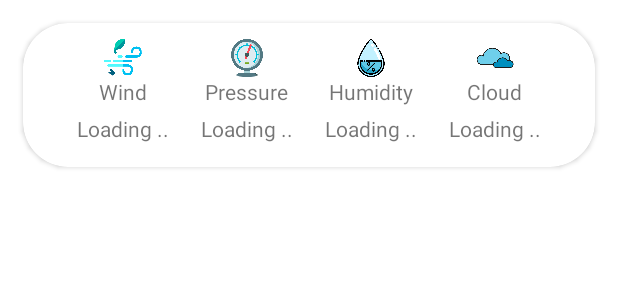
After one commit to m07med176/WeatherAppCleanArchitecture, an Android app built with Jetpack Compose: the layout shimmer_home_measurements.xml on its own in the app's theme, with its tools: preview values and no code run, on a phone screen of 412 x 824 dp. The commit adds this screen. Shown: the top 300 px of the screen. Run offline under Robolectric (Android 15) with nearby library versions, the phone set to English and light mode, and no system bars.

Commit message:
Home Measurements

```diff
--- /dev/null
+++ b/app/src/main/res/layout/shimmer_home_measurements.xml
@@ -0,0 +1,172 @@
+<?xml version="1.0" encoding="utf-8"?>
+<com.facebook.shimmer.ShimmerFrameLayout xmlns:android="http://schemas.android.com/apk/res/android"
+    xmlns:app="http://schemas.android.com/apk/res-auto"
+    android:id="@+id/shimmer_view_container"
+    android:layout_width="match_parent"
+    android:layout_height="match_parent"
+    app:shimmer_auto_start="true">
+
+    <androidx.cardview.widget.CardView
+        android:id="@+id/measurementsHolder"
+        android:layout_width="match_parent"
+        android:layout_height="wrap_content"
+        android:layout_margin="15dp"
+        app:cardCornerRadius="30dp">
+
+        <LinearLayout
+            android:layout_width="match_parent"
+            android:layout_height="match_parent"
+            android:gravity="center"
+            android:orientation="horizontal"
+            android:padding="5dp">
+
+            <LinearLayout
+                android:layout_width="wrap_content"
+                android:layout_height="match_parent"
+                android:gravity="center"
+                android:orientation="vertical"
+                android:padding="5dp">
+
+                <androidx.cardview.widget.CardView
+                    android:layout_width="25dp"
+                    android:layout_height="25dp"
+                    app:cardCornerRadius="10dp"
+                    app:cardElevation="0dp">
+
+                    <ImageView
+                        android:layout_width="match_parent"
+                        android:layout_height="25dp"
+                        android:src="@drawable/wind_speed_icon" />
+                </androidx.cardview.widget.CardView>
+
+
+                <TextView
+                    android:layout_width="wrap_content"
+                    android:layout_height="wrap_content"
+                    android:text="@string/tv_wind" />
+
+                <TextView
+                    android:layout_width="wrap_content"
+                    android:layout_height="wrap_content"
+                    android:layout_margin="5dp"
+                    android:ellipsize="end"
+                    android:lines="1"
+                    android:text="@string/loading" />
+
+            </LinearLayout>
+
+
+            <!--Pressure-->
+            <LinearLayout
+                android:layout_width="wrap_content"
+                android:layout_height="match_parent"
+                android:gravity="center"
+                android:orientation="vertical"
+                android:padding="5dp">
+
+                <androidx.cardview.widget.CardView
+                    android:layout_width="25dp"
+                    android:layout_height="25dp"
+                    app:cardCornerRadius="10dp"
+                    app:cardElevation="0dp">
+
+                    <ImageView
+                        android:layout_width="match_parent"
+                        android:layout_height="25dp"
+                        android:src="@drawable/pressure_gauge" />
+                </androidx.cardview.widget.CardView>
+
+
+                <TextView
+                    android:layout_width="wrap_content"
+                    android:layout_height="wrap_content"
+                    android:text="@string/tv_pressure" />
+
+                <TextView
+                    android:layout_width="wrap_content"
+                    android:layout_height="wrap_content"
+                    android:layout_margin="5dp"
+                    android:ellipsize="end"
+                    android:lines="1"
+                    android:text="@string/loading" />
+
+            </LinearLayout>
+
+            <!--Humedity-->
+            <LinearLayout
+                android:layout_width="wrap_content"
+                android:layout_height="match_parent"
+                android:gravity="center"
+                android:orientation="vertical"
+                android:padding="5dp">
+
+                <androidx.cardview.widget.CardView
+                    android:layout_width="25dp"
+                    android:layout_height="25dp"
+                    app:cardCornerRadius="10dp"
+                    app:cardElevation="0dp">
+
+                    <ImageView
+                        android:layout_width="match_parent"
+                        android:layout_height="25dp"
+                        android:src="@drawable/humidity" />
+                </androidx.cardview.widget.CardView>
+
+
+                <TextView
+                    android:layout_width="wrap_content"
+                    android:layout_height="wrap_content"
+                    android:text="@string/tv_humidity" />
+
+                <TextView
+                    android:layout_width="wrap_content"
+                    android:layout_height="wrap_content"
+                    android:layout_margin="5dp"
+                    android:ellipsize="end"
+                    android:lines="1"
+
+                    android:text="@string/loading" />
+
+            </LinearLayout>
+
+            <!--Cloud-->
+            <LinearLayout
+                android:layout_width="wrap_content"
+                android:layout_height="match_parent"
+                android:gravity="center"
+                android:orientation="vertical"
+                android:padding="5dp">
+
+                <androidx.cardview.widget.CardView
+                    android:layout_width="25dp"
+                    android:layout_height="25dp"
+                    app:cardCornerRadius="10dp"
+                    app:cardElevation="0dp">
+
+                    <ImageView
+                        android:layout_width="match_parent"
+                        android:layout_height="25dp"
+                        android:src="@drawable/clouds" />
+                </androidx.cardview.widget.CardView>
+
+
+                <TextView
+                    android:layout_width="wrap_content"
+                    android:layout_height="wrap_content"
+                    android:text="@string/tv_cloud" />
+
+                <TextView
+                    android:layout_width="wrap_content"
+                    android:layout_height="wrap_content"
+                    android:layout_margin="5dp"
+                    android:ellipsize="end"
+                    android:lines="1"
+                    android:text="@string/loading" />
+
+            </LinearLayout>
+        </LinearLayout>
+
+    </androidx.cardview.widget.CardView>
+
+
+</com.facebook.shimmer.ShimmerFrameLayout>
--- a/app/src/main/res/values/strings.xml
+++ b/app/src/main/res/values/strings.xml
@@ -33,5 +33,8 @@
     <string name="by_gps_btn">By GPS</string>
     <string name="by_location_btn">By Location</string>
     <string name="degree" translatable="false">%s&#xb0;</string>
+    <string name="feels_like">feels like %s&#xb0;</string>
+    <string name="loading">Loading ..</string>
+    <string name="tv_cloud">Cloud</string>
     <!--    <string name="shoe_size">SIZE: %.1f</string>-->
 </resources>
```
Also changed, not shown: app/src/main/java/iti/android/wheatherappjetpackcompose/domainLayer/models/WeatherDetailsMapper.kt (+14 -33 lines), app/src/main/java/iti/android/wheatherappjetpackcompose/domainLayer/models/WeatherDetailsModel.kt (+13 -13 lines), app/src/main/res/layout/fragment_home.xml (+142 -119 lines), app/src/main/res/layout/shimmer_home_current.xml (+10 -5 lines), app/src/main/res/drawable/clouds.png (added), app/src/main/res/drawable/humidity.png (added), app/src/main/res/drawable/pressure_gauge.png (added), app/src/main/res/drawable/wind_power.png (added), 1 other file.
